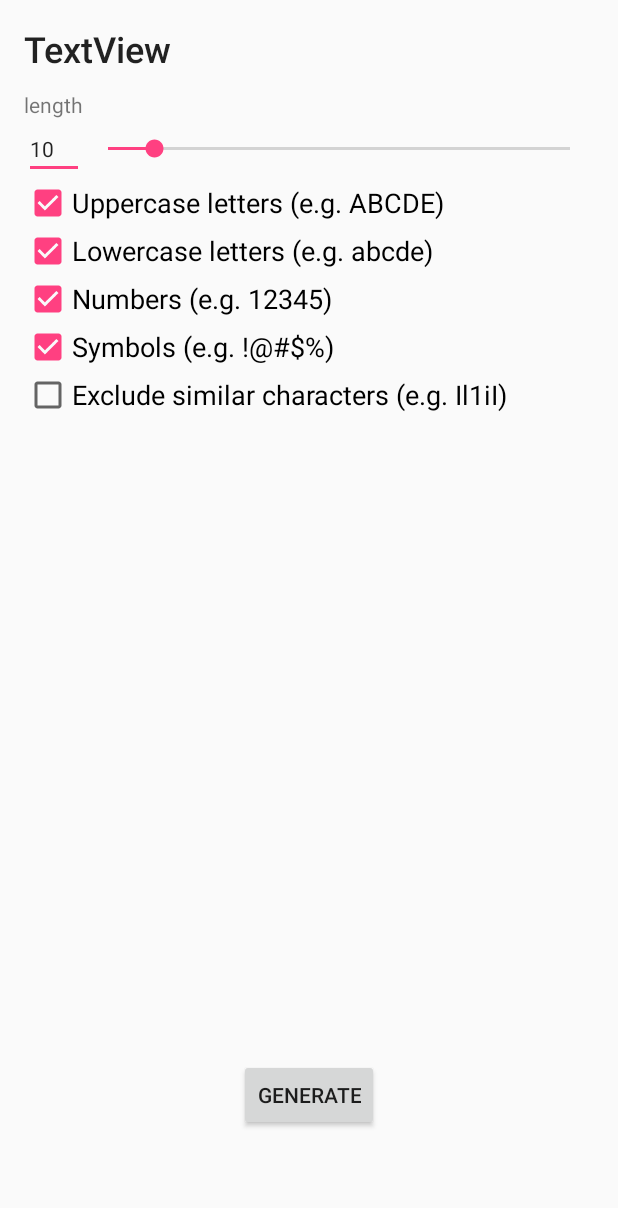
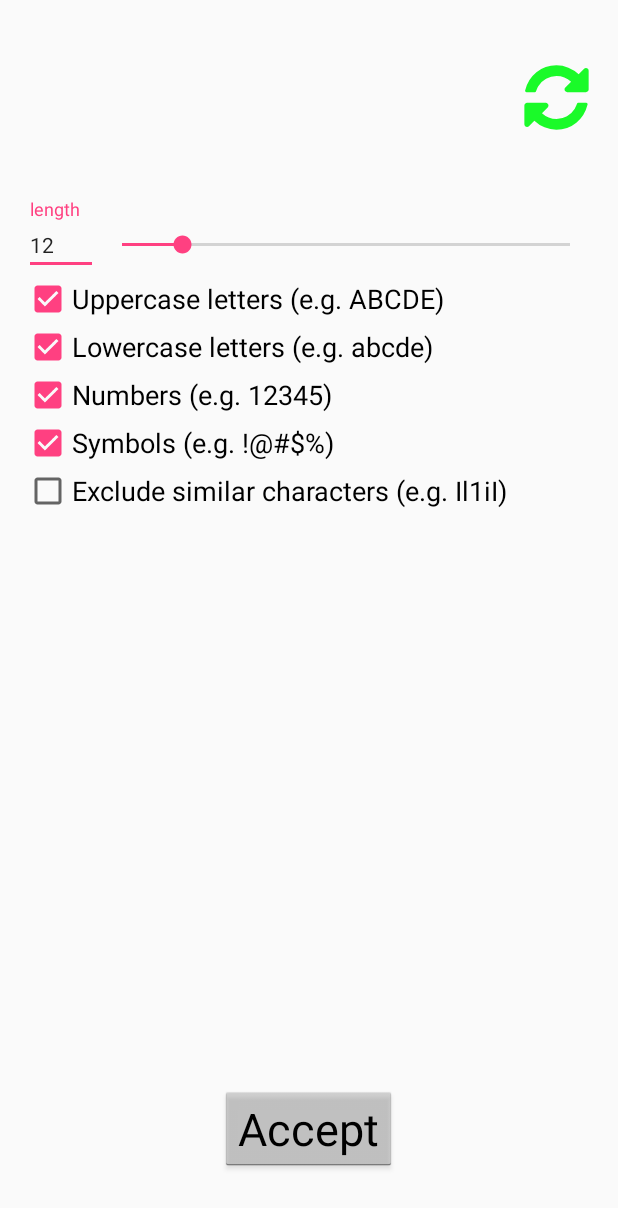
Before and after one commit to JoeyHe912/PassSafe, an Android app: the layout activity_password_generator_interface.xml on its own in the app's theme, with its tools: preview values and no code run, on a phone screen of 412 x 824 dp. Shown: the top 1208 px of the screen. Run offline under Robolectric (Android 15) with nearby library versions, the phone set to English and light mode, and no system bars.

Commit message:
Information storage interface is finished. Password generator has been made look better.

```diff
--- a/app/build.gradle
+++ b/app/build.gradle
@@ -26,7 +26,8 @@ dependencies {
     compile 'com.madgag.spongycastle:prov:1.54.0.0'
     compile 'com.android.support.constraint:constraint-layout:1.0.2'
     compile 'com.android.support:design:26.+'
-    testCompile 'junit:junit:4.12'
     compile 'com.code-troopers.betterpickers:library:3.1.0'
     compile 'cn.pedant.sweetalert:library:1.3'
+    testCompile 'junit:junit:4.12'
+    compile 'com.maksim88:PasswordEditText:v0.9'
 }
--- a/app/src/main/java/com/joeyhe/passwordmanager/models/PasswordGenerator.java
+++ b/app/src/main/java/com/joeyhe/passwordmanager/models/PasswordGenerator.java
@@ -50,7 +50,7 @@ public class PasswordGenerator {
         System.out.println(dict.length());
         System.out.println(dict);
 
-        int iterationCount = 10000;
+        int iterationCount = 1000;
         int keyLength = 256;
         int saltLength = keyLength / 8; // same size as key output
         int i = 0;
--- /dev/null
+++ b/app/src/main/res/drawable/ic_refresh.xml
@@ -0,0 +1,4 @@
+<vector android:height="24dp" android:viewportHeight="1024.0"
+    android:viewportWidth="1024.0" android:width="24dp" xmlns:android="http://schemas.android.com/apk/res/android">
+    <path android:fillColor="#1afa29" android:pathData="M936.6,603.4q0,2.9 -0.6,4 -36.6,153.1 -153.1,248.3t-273.1,95.1q-83.4,0 -161.4,-31.4t-139.1,-89.7l-73.7,73.7q-10.9,10.9 -25.7,10.9t-25.7,-10.9 -10.9,-25.7l0,-256q0,-14.9 10.9,-25.7t25.7,-10.9l256,0q14.9,0 25.7,10.9t10.9,25.7 -10.9,25.7l-78.3,78.3q40.6,37.7 92,58.3t106.9,20.6q76.6,0 142.9,-37.1t106.3,-102.3q6.3,-9.7 30.3,-66.9 4.6,-13.1 17.1,-13.1l109.7,0q7.4,0 12.9,5.4t5.4,12.9zM950.9,146.3l0,256q0,14.9 -10.9,25.7t-25.7,10.9l-256,0q-14.9,0 -25.7,-10.9t-10.9,-25.7 10.9,-25.7l78.9,-78.9q-84.6,-78.3 -199.4,-78.3 -76.6,0 -142.9,37.1t-106.3,102.3q-6.3,9.7 -30.3,66.9 -4.6,13.1 -17.1,13.1l-113.7,0q-7.4,0 -12.9,-5.4t-5.4,-12.9l0,-4q37.1,-153.1 154.3,-248.3t274.3,-95.1q83.4,0 162.3,31.7t140,89.4l74.3,-73.7q10.9,-10.9 25.7,-10.9t25.7,10.9 10.9,25.7z"/>
+</vector>
--- /dev/null
+++ b/app/src/main/res/drawable/ic_renew.xml
@@ -0,0 +1,4 @@
+<vector android:height="24dp" android:viewportHeight="1024.0"
+    android:viewportWidth="1024.0" android:width="24dp" xmlns:android="http://schemas.android.com/apk/res/android">
+    <path android:fillColor="#1afa29" android:pathData="M983.7,478.5l-142.5,172.9 -146.9,-147.6c-27,-27.1 -33.2,-46.5 17.2,-48l76.5,-5.8s-60.5,-116.6 -175.9,-172.7c-115.3,-56.1 -164.8,-52.9 -238.7,-23.9 -73.9,28.9 -74.2,75.5 -96.3,55.1 -22.1,-20.4 7.3,-61.6 24.6,-79.1s98.6,-92.5 287.7,-52.8c246.8,52 299,263.5 299,263.5l77.4,-0.6c37,-1.7 38.7,13.3 17.7,39.1zM309.6,569.9l-75.8,5.2s60.7,115.8 175.1,171.9c114.5,56.3 163.5,53.4 236.4,25.2 73.1,-28.2 73.1,-74.5 95,-54.1 22.1,20.2 -6.8,61 -24,78.3 -17.2,17.2 -97.1,91 -284.5,50.8 -244.7,-52.9 -297.5,-262.5 -297.5,-262.5l-76.5,0.3c-36.7,1.5 -38.5,-13.4 -17.9,-38.8 49.8,-60.6 140.2,-170.3 140.2,-170.3l146.2,146.9c26.8,26.8 33,46.1 -16.7,47.3z"/>
+</vector>
--- a/app/src/main/res/layout/activity_password_generator_interface.xml
+++ b/app/src/main/res/layout/activity_password_generator_interface.xml
@@ -7,7 +7,7 @@
     android:paddingLeft="@dimen/activity_horizontal_margin"
     android:paddingRight="@dimen/activity_horizontal_margin"
     android:paddingTop="@dimen/activity_vertical_margin"
-    tools:context="com.joeyhe.passwordmanager.Interfaces.PasswordGeneratorInterface">
+    tools:context="com.joeyhe.passwordmanager.interfaces.PasswordGeneratorInterface">
 
     <CheckBox
         android:id="@+id/check_excludeSimilar"
@@ -16,33 +16,32 @@
         android:layout_alignParentStart="true"
         android:layout_below="@+id/check_symbol"
         android:checked="false"
-        android:text="Exclude similar characters (e.g. Il1iI)"
+        android:text="@string/exclude_similar_characters_e_g_il1ii"
         android:textSize="18sp" />
 
-    <TextView
-        android:id="@+id/textView3"
+    <android.support.design.widget.TextInputLayout
+        android:id="@+id/textInputLayout2"
         android:layout_width="wrap_content"
         android:layout_height="wrap_content"
-        android:layout_alignParentStart="true"
         android:layout_below="@+id/view_password"
-        android:layout_marginTop="11dp"
-        android:text="length"
-        tools:layout_editor_absoluteX="16dp"
-        tools:layout_editor_absoluteY="70dp" />
+        android:layout_alignParentStart="true">
 
         <EditText
             android:id="@+id/editor_length"
-        android:layout_width="40dp"
+            android:layout_width="49dp"
             android:layout_height="wrap_content"
             android:layout_alignParentStart="true"
             android:layout_below="@+id/textView3"
-        android:editable="false"
             android:ems="10"
-        android:text="10"
+            android:hint="@string/length"
+            android:text="@string/_12"
             android:textAppearance="@style/TextAppearance.AppCompat.Body1"
             android:textSize="14sp"
             tools:layout_editor_absoluteX="16dp"
-        tools:layout_editor_absoluteY="87dp" />
+            tools:layout_editor_absoluteY="87dp"
+            android:maxLines="1"
+            tools:ignore="TextFields" />
+    </android.support.design.widget.TextInputLayout>
 
     <TextView
         android:id="@+id/view_password"
@@ -50,8 +49,10 @@
         android:layout_height="wrap_content"
         android:layout_alignParentStart="true"
         android:layout_alignParentTop="true"
-        android:text="TextView"
+        android:layout_toStartOf="@+id/button_generate"
+        android:lines="4"
         android:textAppearance="@style/TextAppearance.AppCompat.Body2"
+        android:textColor="@android:color/holo_orange_dark"
         android:textSize="24sp"
         tools:layout_editor_absoluteX="16dp"
         tools:layout_editor_absoluteY="16dp" />
@@ -60,11 +61,11 @@
         android:id="@+id/seekBar_length"
         android:layout_width="match_parent"
         android:layout_height="wrap_content"
-        android:layout_alignBottom="@+id/editor_length"
-        android:layout_alignTop="@+id/editor_length"
-        android:layout_toEndOf="@+id/editor_length"
+        android:layout_above="@+id/check_upper"
+        android:layout_marginBottom="11dp"
+        android:layout_toEndOf="@+id/textInputLayout2"
         android:max="60"
-        android:progress="6"
+        android:progress="8"
         tools:layout_editor_absoluteX="84dp"
         tools:layout_editor_absoluteY="87dp" />
 
@@ -72,11 +73,11 @@
         android:id="@+id/check_upper"
         android:layout_width="wrap_content"
         android:layout_height="wrap_content"
-        android:layout_alignParentStart="true"
-        android:layout_below="@+id/editor_length"
         android:checked="true"
-        android:text="Uppercase letters (e.g. ABCDE)"
-        android:textSize="18sp" />
+        android:text="@string/uppercase_letters_e_g_abcde"
+        android:textSize="18sp"
+        android:layout_below="@+id/textInputLayout2"
+        android:layout_alignParentStart="true" />
 
     <CheckBox
         android:id="@+id/check_lower"
@@ -85,7 +86,7 @@
         android:layout_alignParentStart="true"
         android:layout_below="@+id/check_upper"
         android:checked="true"
-        android:text="Lowercase letters (e.g. abcde)"
+        android:text="@string/lowercase_letters_e_g_abcde"
         android:textSize="18sp" />
 
     <CheckBox
@@ -95,7 +96,7 @@
         android:layout_alignParentStart="true"
         android:layout_below="@+id/check_lower"
         android:checked="true"
-        android:text="Numbers (e.g. 12345)"
+        android:text="@string/numbers_e_g_12345"
         android:textSize="18sp" />
 
     <CheckBox
@@ -104,16 +105,29 @@
         android:layout_height="wrap_content"
         android:layout_below="@+id/check_number"
         android:checked="true"
-        android:text="Symbols (e.g. !@#$%)"
+        android:text="@string/symbols_e_g"
         android:textSize="18sp" />
 
     <Button
         android:id="@+id/button_generate"
+        android:layout_width="50dp"
+        android:layout_height="50dp"
+        android:layout_alignParentEnd="true"
+        android:layout_alignParentTop="true"
+        android:layout_marginTop="24dp"
+        android:background="@drawable/ic_refresh"
+        android:onClick="clickGenerate"
+        android:textSize="30sp" />
+
+    <Button
+        android:id="@+id/button_accept"
+        style="@android:style/Widget.Holo.Light.Button"
         android:layout_width="wrap_content"
         android:layout_height="wrap_content"
+        android:layout_marginBottom="27dp"
+        android:onClick="clickAccept"
+        android:text="@string/accept"
+        android:textSize="30sp"
         android:layout_alignParentBottom="true"
-        android:layout_centerHorizontal="true"
-        android:layout_marginBottom="54dp"
-        android:onClick="clickGenerate"
-        android:text="Generate" />
+        android:layout_centerHorizontal="true" />
 </RelativeLayout>
--- a/app/src/main/res/values/strings.xml
+++ b/app/src/main/res/values/strings.xml
@@ -1,4 +1,33 @@
 <resources>
     <string name="app_name">PasswordManager</string>
     <string name="title_activity_password_generator_interface">PasswordGeneratorInterface</string>
+    <string name="title_activity_information_storage_interface">store information</string>
+
+    <!-- Strings related to login -->
+    <string name="prompt_email">Email</string>
+    <string name="prompt_password">Password (optional)</string>
+    <string name="action_sign_in">Sign in or register</string>
+    <string name="action_sign_in_short">Sign in</string>
+    <string name="error_invalid_email">This email address is invalid</string>
+    <string name="error_invalid_password">This password is too short</string>
+    <string name="error_incorrect_password">This password is incorrect</string>
+    <string name="error_field_required">This field is required</string>
+    <string name="permission_rationale">"Contacts permissions are needed for providing email
+        completions."
+    </string>
+    <string name="save">Save</string>
+    <string name="cancel">Cancel</string>
+    <string name="login_username">login username</string>
+    <string name="name">name</string>
+    <string name="note_optional">note (optional)</string>
+    <string name="password">password</string>
+    <string name="website">website</string>
+    <string name="_12">12</string>
+    <string name="accept">Accept</string>
+    <string name="exclude_similar_characters_e_g_il1ii">Exclude similar characters (e.g. Il1iI)</string>
+    <string name="lowercase_letters_e_g_abcde">Lowercase letters (e.g. abcde)</string>
+    <string name="numbers_e_g_12345">Numbers (e.g. 12345)</string>
+    <string name="symbols_e_g">Symbols (e.g. !@#$%)</string>
+    <string name="uppercase_letters_e_g_abcde">Uppercase letters (e.g. ABCDE)</string>
+    <string name="length">length</string>
 </resources>
```
Also changed, not shown: app/src/main/AndroidManifest.xml (+11 -1 lines), app/src/main/java/com/joeyhe/passwordmanager/MainActivity.java (+8 -1 lines), app/src/main/java/com/joeyhe/passwordmanager/interfaces/InformationStorageInterface.java (added, +81 -0 lines), app/src/main/java/com/joeyhe/passwordmanager/interfaces/PasswordGeneratorInterface.java (renamed from app/src/main/java/com/joeyhe/passwordmanager/Interfaces/PasswordGeneratorInterface.java, +43 -6 lines), app/src/main/java/com/joeyhe/passwordmanager/models/InformationStorage.java (added, +8 -0 lines), app/src/main/res/drawable/ic_dice.xml (added, +33 -0 lines), app/src/main/res/layout/activity_information_storage_interface.xml (added, +141 -0 lines), app/src/main/res/layout/activity_main.xml (+11 -0 lines). Lines whose indentation alone changed are shown as unchanged.
